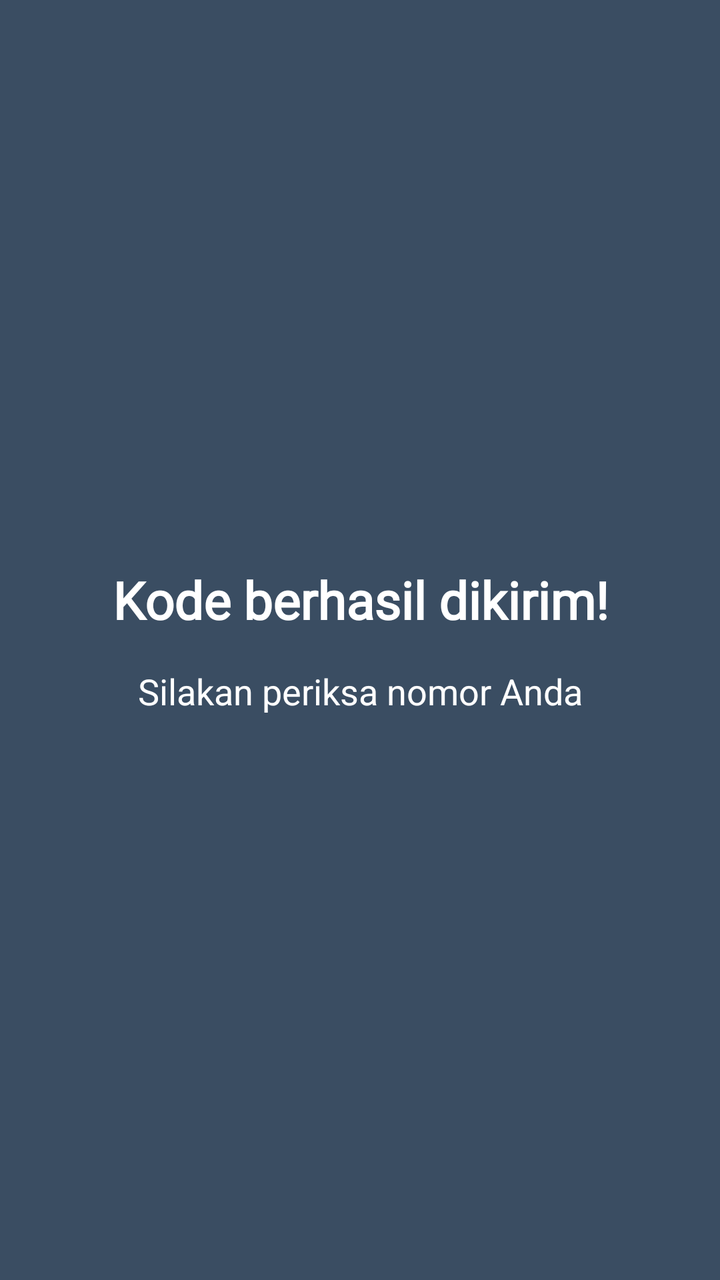
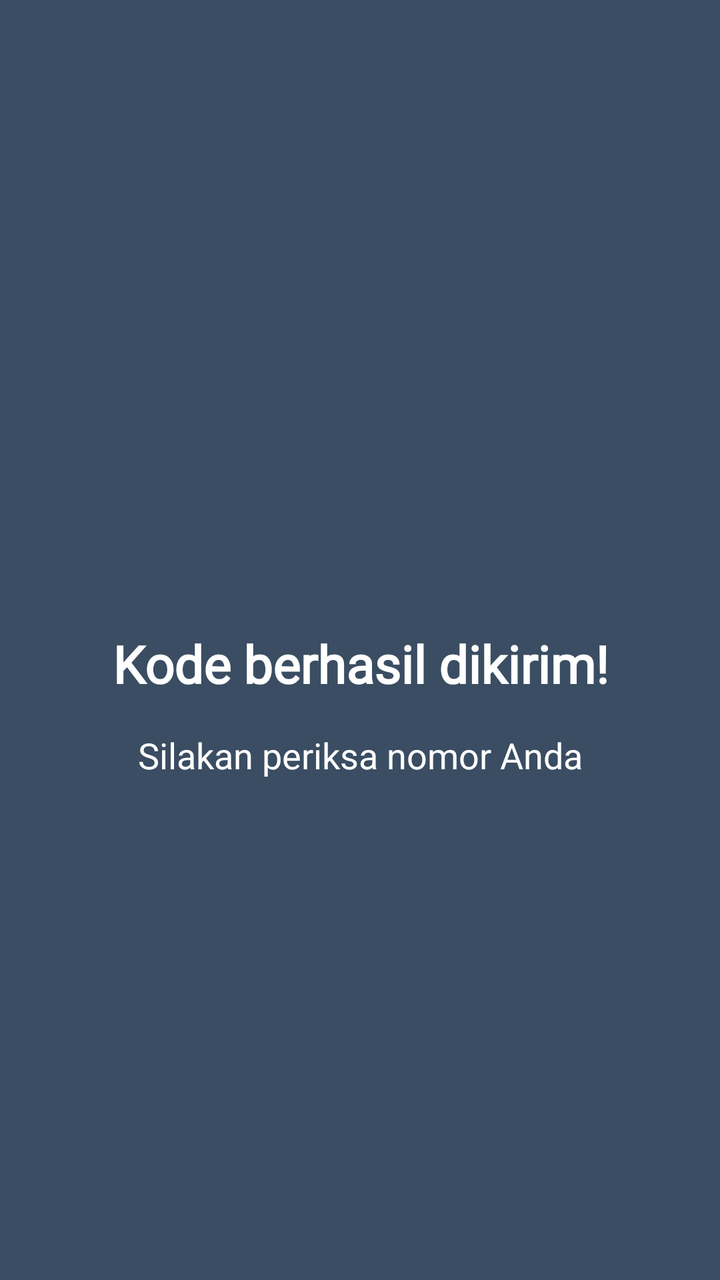

An Android layout rendered at two revisions. The XML below is the earlier revision; the diff shows what the commit changed to produce the second picture.
<!-- AndroidManifest.xml: application theme Theme.Salman3TIE -->
<!-- res/layout/activity_third_result.xml -->
<?xml version="1.0" encoding="utf-8"?>
<androidx.constraintlayout.widget.ConstraintLayout xmlns:android="http://schemas.android.com/apk/res/android"
    xmlns:app="http://schemas.android.com/apk/res-auto"
    xmlns:tools="http://schemas.android.com/tools"
    android:id="@+id/main"
    android:layout_width="match_parent"
    android:layout_height="match_parent"
    android:background="@color/dark_slate"
    android:padding="32dp"
    tools:context=".pertemuan_3.ThirdResultActivity">

    <TextView
        android:id="@+id/textPesan"
        android:layout_width="0dp"
        android:layout_height="wrap_content"
        android:fontFamily="@font/monsterrat_black"
        android:gravity="center"
        android:text="@string/kode_berhasil"
        android:textColor="@color/white"
        android:textSize="26sp"
        android:textStyle="bold"
        app:layout_constraintBottom_toTopOf="@+id/textNoTujuan"
        app:layout_constraintEnd_toEndOf="parent"
        app:layout_constraintStart_toStartOf="parent"
        app:layout_constraintTop_toTopOf="parent"
        app:layout_constraintVertical_chainStyle="packed" />

    <TextView
        android:id="@+id/textNoTujuan"
        android:layout_width="0dp"
        android:layout_height="wrap_content"
        android:layout_marginTop="16dp"
        android:gravity="center"
        android:text="@string/silakan_periksa"
        android:textColor="@color/white"
        android:textSize="18sp"
        app:layout_constraintBottom_toBottomOf="parent"
        app:layout_constraintEnd_toEndOf="parent"
        app:layout_constraintStart_toStartOf="parent"
        app:layout_constraintTop_toBottomOf="@+id/textPesan" />

</androidx.constraintlayout.widget.ConstraintLayout>
<!-- resources referenced by this layout -->
<resources>
  <color name="dark_slate">#3A4D62</color>
  <color name="white">#FFFFFFFF</color>
  <string name="kode_berhasil">Kode berhasil dikirim!</string>
  <string name="silakan_periksa">Silakan periksa nomor Anda</string>
  <style name="Theme.Salman3TIE" parent="Base.Theme.Salman3TIE" />
  <style name="Base.Theme.Salman3TIE" parent="Theme.Material3.DayNight.NoActionBar">
          
          
      </style>
</resources>

<!-- the commit's change to res/layout/activity_third_result.xml (unified diff, before → after) -->
@@ -1,42 +1,56 @@
 <?xml version="1.0" encoding="utf-8"?>
-<androidx.constraintlayout.widget.ConstraintLayout xmlns:android="http://schemas.android.com/apk/res/android"
+<LinearLayout xmlns:android="http://schemas.android.com/apk/res/android"
     xmlns:app="http://schemas.android.com/apk/res-auto"
     xmlns:tools="http://schemas.android.com/tools"
     android:id="@+id/main"
     android:layout_width="match_parent"
     android:layout_height="match_parent"
     android:background="@color/dark_slate"
-    android:padding="32dp"
+    android:orientation="vertical"
     tools:context=".pertemuan_3.ThirdResultActivity">
 
-    <TextView
-        android:id="@+id/textPesan"
-        android:layout_width="0dp"
-        android:layout_height="wrap_content"
-        android:fontFamily="@font/monsterrat_black"
-        android:gravity="center"
-        android:text="@string/kode_berhasil"
-        android:textColor="@color/white"
-        android:textSize="26sp"
-        android:textStyle="bold"
-        app:layout_constraintBottom_toTopOf="@+id/textNoTujuan"
-        app:layout_constraintEnd_toEndOf="parent"
-        app:layout_constraintStart_toStartOf="parent"
-        app:layout_constraintTop_toTopOf="parent"
-        app:layout_constraintVertical_chainStyle="packed" />
+    <androidx.appcompat.widget.Toolbar
+        android:id="@+id/toolbar"
+        android:layout_width="match_parent"
+        android:layout_height="?attr/actionBarSize"
+        android:background="@color/dark_slate"
+        app:titleTextColor="@android:color/white" />
 
-    <TextView
-        android:id="@+id/textNoTujuan"
-        android:layout_width="0dp"
-        android:layout_height="wrap_content"
-        android:layout_marginTop="16dp"
-        android:gravity="center"
-        android:text="@string/silakan_periksa"
-        android:textColor="@color/white"
-        android:textSize="18sp"
-        app:layout_constraintBottom_toBottomOf="parent"
-        app:layout_constraintEnd_toEndOf="parent"
-        app:layout_constraintStart_toStartOf="parent"
-        app:layout_constraintTop_toBottomOf="@+id/textPesan" />
+    <androidx.constraintlayout.widget.ConstraintLayout
+        android:layout_width="match_parent"
+        android:layout_height="match_parent"
+        android:padding="32dp">
 
-</androidx.constraintlayout.widget.ConstraintLayout>
+        <TextView
+            android:id="@+id/textPesan"
+            android:layout_width="0dp"
+            android:layout_height="wrap_content"
+            android:fontFamily="@font/monsterrat_black"
+            android:gravity="center"
+            android:text="@string/kode_berhasil"
+            android:textColor="@color/white"
+            android:textSize="26sp"
+            android:textStyle="bold"
+            app:layout_constraintBottom_toTopOf="@+id/textNoTujuan"
+            app:layout_constraintEnd_toEndOf="parent"
+            app:layout_constraintStart_toStartOf="parent"
+            app:layout_constraintTop_toTopOf="parent"
+            app:layout_constraintVertical_chainStyle="packed" />
+
+        <TextView
+            android:id="@+id/textNoTujuan"
+            android:layout_width="0dp"
+            android:layout_height="wrap_content"
+            android:layout_marginTop="16dp"
+            android:gravity="center"
+            android:text="@string/silakan_periksa"
+            android:textColor="@color/white"
+            android:textSize="18sp"
+            app:layout_constraintBottom_toBottomOf="parent"
+            app:layout_constraintEnd_toEndOf="parent"
+            app:layout_constraintStart_toStartOf="parent"
+            app:layout_constraintTop_toBottomOf="@+id/textPesan" />
+
+    </androidx.constraintlayout.widget.ConstraintLayout>
+
+</LinearLayout>
